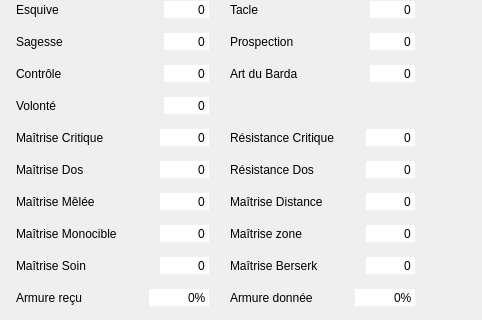
First picture: the form in ui/c_build_display.ui, repository UgVo/Wakfu-Builder, before the edit; both pictures show x 0 to 482 and y 280 to 600 of the 482 by 600 pixel window.
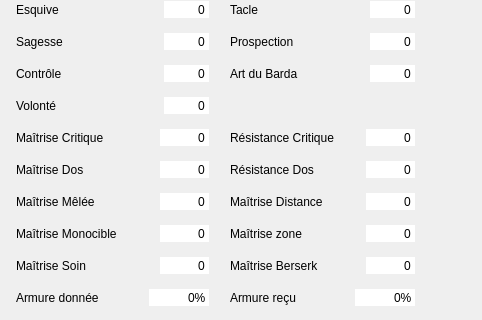
Second picture: the form after the edit. Icons and pictures are not drawn.

```diff
--- a/ui/c_build_display.ui
+++ b/ui/c_build_display.ui
@@ -3212,7 +3212,7 @@
          <item>
           <widget class="QLabel" name="label_m_armor_r">
            <property name="text">
-            <string>Armure reçu</string>
+            <string>Armure donnée</string>
            </property>
           </widget>
          </item>
@@ -3300,7 +3300,7 @@
          <item>
           <widget class="QLabel" name="label_armor_g">
            <property name="text">
-            <string>Armure donnée</string>
+            <string>Armure reçu</string>
            </property>
           </widget>
          </item>
```
Left out of the diff: 86 changed lines with no effect on the pictures.
